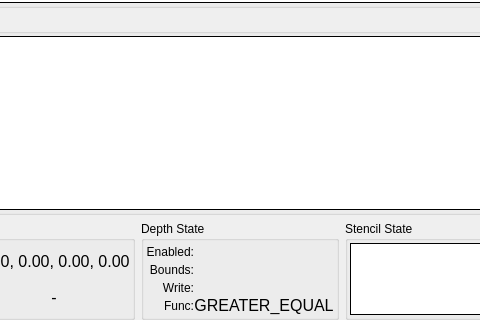
Old version of the form qrenderdoc/Windows/PipelineState/VulkanPipelineStateViewer.ui in the repository baldurk/renderdoc; both pictures show x 99 to 579 and y 246 to 566 of the 911 by 566 pixel window.
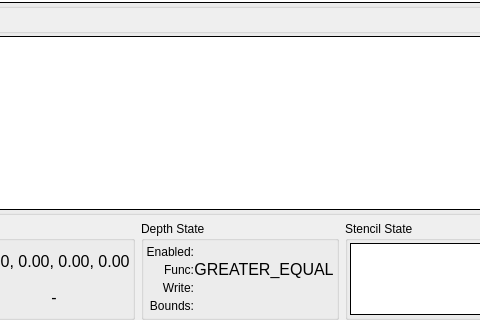
New version of the form. The open tabs and pages were chosen to show the change. Icons and pictures are not drawn. Custom widgets are drawn as their Qt base class.

Commit message:
Explicitly mark depth states as 'disabled'. Closes #2296
* On all APIs when depth is disabled the writes are skipped as well. Explicitly
  set the function and write state to say that they are disabled.
* This also papers over a weirdness on D3D11 which has confused a couple of
  people, where the retrieved desc with GetDesc() on a state object can be
  different to the one it was created with when you set ignored parameters -
  like the depth function with depth disabled.

What changed in the file:
```diff
--- a/qrenderdoc/Windows/PipelineState/VulkanPipelineStateViewer.ui
+++ b/qrenderdoc/Windows/PipelineState/VulkanPipelineStateViewer.ui
@@ -3455,7 +3455,7 @@
                 </property>
                </widget>
               </item>
-              <item row="1" column="0">
+              <item row="3" column="0">
                <widget class="QLabel" name="depthBoundsLabel">
                 <property name="text">
                  <string>Bounds:</string>
@@ -3465,7 +3465,7 @@
                 </property>
                </widget>
               </item>
-              <item row="1" column="1">
+              <item row="3" column="1">
                <widget class="QLabel" name="depthBounds">
                 <property name="font">
                  <font>
@@ -3501,6 +3501,11 @@
                 <property name="text">
                  <string/>
                 </property>
+                <property name="font">
+                 <font>
+                  <pointsize>12</pointsize>
+                 </font>
+                </property>
                 <property name="pixmap">
                  <pixmap resource="../../Resources/resources.qrc">:/cross.png</pixmap>
                 </property>
@@ -3512,7 +3517,7 @@
                 </property>
                </widget>
               </item>
-              <item row="3" column="0">
+              <item row="1" column="0">
                <widget class="QLabel" name="depthFuncLabel">
                 <property name="text">
                  <string>Func:</string>
@@ -3522,7 +3527,7 @@
                 </property>
                </widget>
               </item>
-              <item row="3" column="1">
+              <item row="1" column="1">
                <widget class="QLabel" name="depthFunc">
                 <property name="font">
                  <font>
```
The commit also changes 7 other files.
